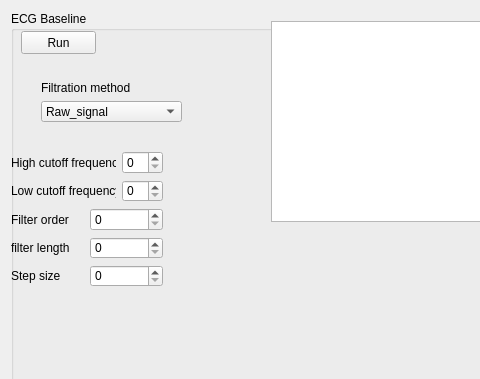
KuleszIB/EcgAppCore, file EcgApplicationCore/View/ecgbaseline_gui.ui: the form before one commit; both pictures show x 0 to 480 and y 0 to 379 of the 1024 by 713 pixel window.
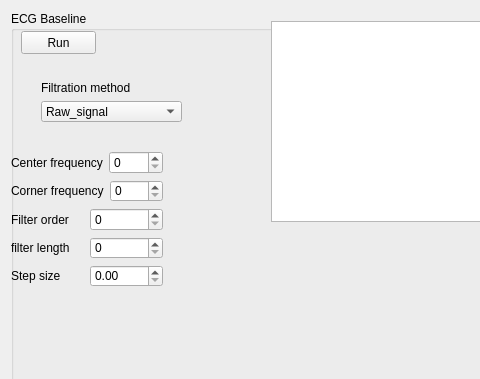
The form after the commit.

The edit to the form file:
```diff
--- a/EcgApplicationCore/View/ecgbaseline_gui.ui
+++ b/EcgApplicationCore/View/ecgbaseline_gui.ui
@@ -110,7 +110,7 @@
          <item>
           <widget class="QLabel" name="label_highFreq">
            <property name="text">
-            <string>High cutoff frequency</string>
+            <string>Center frequency</string>
            </property>
           </widget>
          </item>
@@ -124,7 +124,7 @@
          <item>
           <widget class="QLabel" name="label_lowFreq">
            <property name="text">
-            <string>Low cutoff frequency</string>
+            <string>Corner frequency</string>
            </property>
           </widget>
          </item>
@@ -171,7 +171,11 @@
           </widget>
          </item>
          <item>
-          <widget class="QSpinBox" name="spinBox_stepSize"/>
+          <widget class="QDoubleSpinBox" name="doubleSpinBox_stepSize">
+           <property name="singleStep">
+            <double>0.100000000000000</double>
+           </property>
+          </widget>
          </item>
         </layout>
        </item>
```
